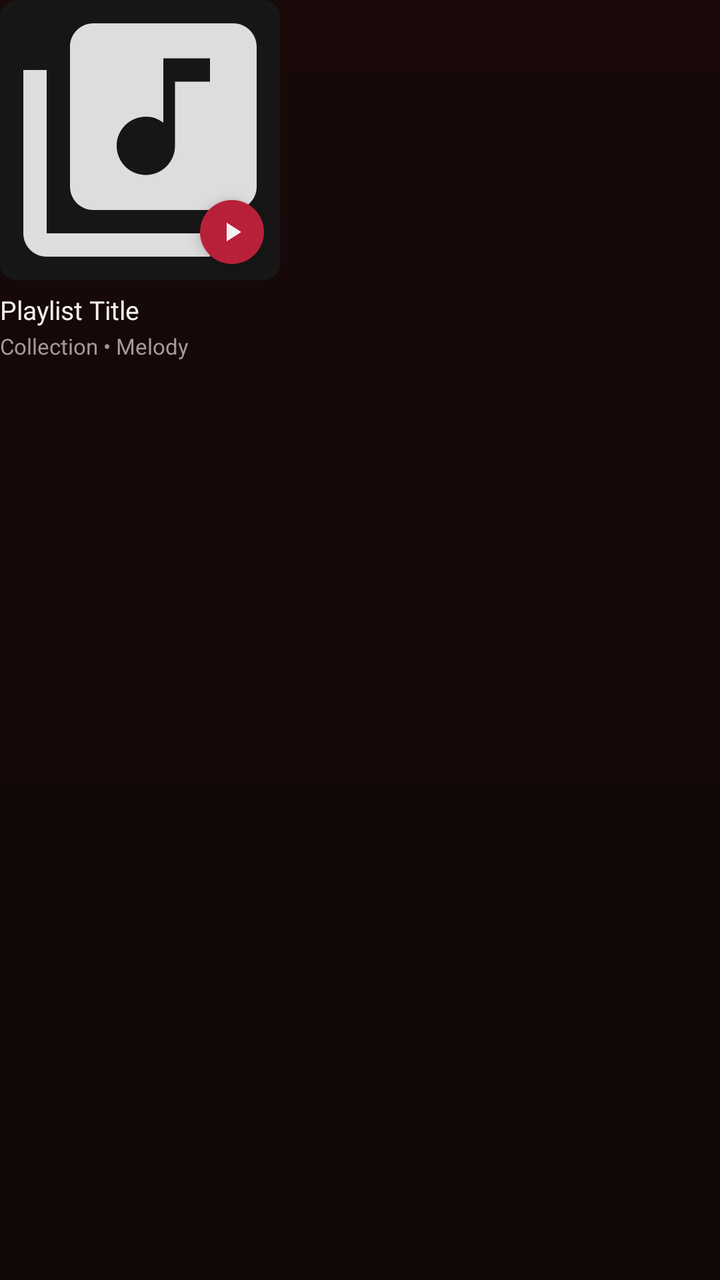
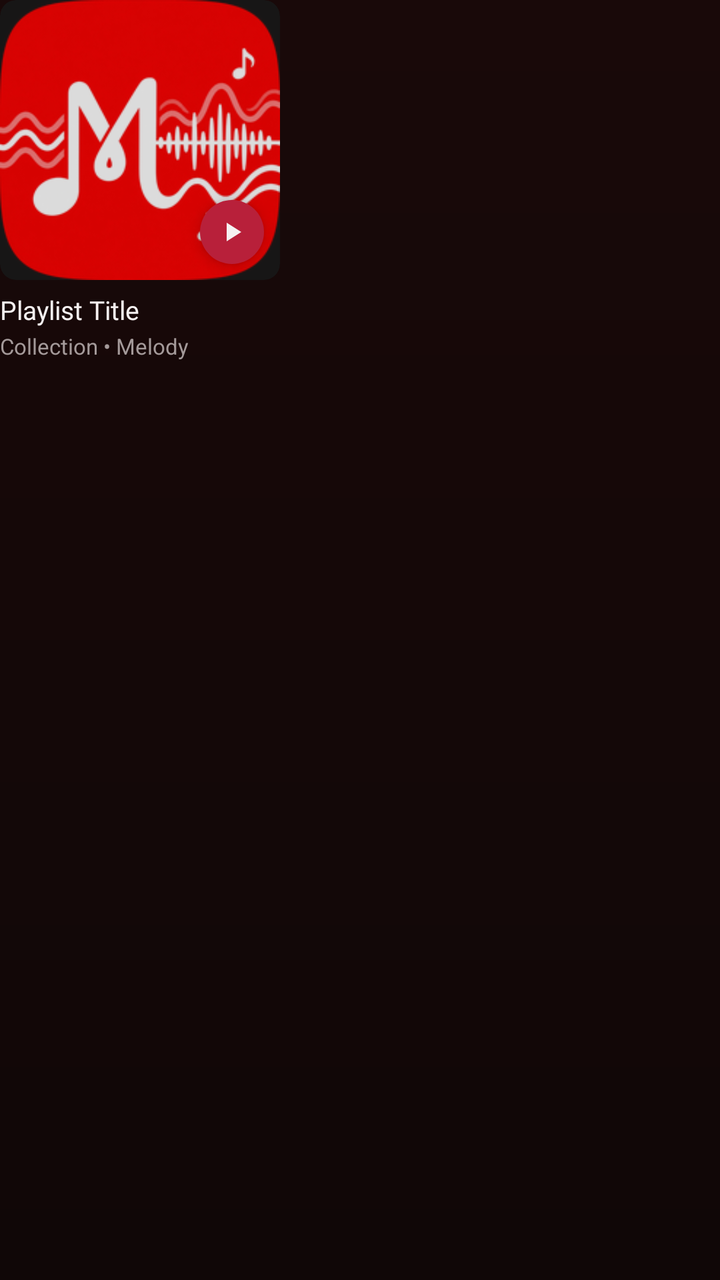

Compare the two renders of this Android layout. The source of the first and the diff that turns it into the second are given below.
<!-- AndroidManifest.xml: application theme Theme.BraveMusicPlayer -->
<!-- res/layout/item_playlist_card_compact.xml -->
<?xml version="1.0" encoding="utf-8"?>
<LinearLayout xmlns:android="http://schemas.android.com/apk/res/android"
    xmlns:app="http://schemas.android.com/apk/res-auto"
    android:layout_width="140dp"
    android:layout_height="wrap_content"
    android:layout_marginEnd="12dp"
    android:clickable="true"
    android:focusable="true"
    android:orientation="vertical">

    <androidx.cardview.widget.CardView
        android:layout_width="140dp"
        android:layout_height="140dp"
        app:cardBackgroundColor="@color/surfaceCard"
        app:cardCornerRadius="8dp"
        app:cardElevation="0dp">

        <RelativeLayout
            android:layout_width="match_parent"
            android:layout_height="match_parent">

            <ImageView
                android:id="@+id/ivPlaylistCover"
                android:layout_width="match_parent"
                android:layout_height="match_parent"
                android:contentDescription="Playlist Artwork"
                android:scaleType="centerCrop"
                android:src="@drawable/ic_library_music" />

            <View
                android:layout_width="match_parent"
                android:layout_height="match_parent"
                android:background="#22000000" />

            <FrameLayout
                android:id="@+id/btnPlaylistQuickPlay"
                android:layout_width="32dp"
                android:layout_height="32dp"
                android:layout_alignParentEnd="true"
                android:layout_alignParentBottom="true"
                android:layout_margin="8dp"
                android:background="@drawable/bg_play_circle_red"
                android:elevation="4dp">

                <ImageView
                    android:layout_width="16dp"
                    android:layout_height="16dp"
                    android:layout_gravity="center"
                    android:importantForAccessibility="no"
                    android:src="@drawable/ic_play_arrow"
                    app:tint="@color/textPrimary" />
            </FrameLayout>
        </RelativeLayout>
    </androidx.cardview.widget.CardView>

    <TextView
        android:id="@+id/tvPlaylistTitle"
        android:layout_width="match_parent"
        android:layout_height="wrap_content"
        android:layout_marginTop="6dp"
        android:ellipsize="end"
        android:fontFamily="@font/youtube_sans_bold_font"
        android:maxLines="1"
        android:text="Playlist Title"
        android:textColor="@color/textPrimary"
        android:textSize="13sp" />

    <TextView
        android:id="@+id/tvPlaylistSubtitle"
        android:layout_width="match_parent"
        android:layout_height="wrap_content"
        android:layout_marginTop="2dp"
        android:ellipsize="end"
        android:fontFamily="sans-serif"
        android:maxLines="1"
        android:text="Collection • Melody"
        android:textColor="@color/textSecondary"
        android:textSize="11sp" />

</LinearLayout>
<!-- resources referenced by this layout -->
<resources>
  <color name="surfaceCard">#1B1919</color>
  <color name="textPrimary">#F5F1F1</color>
  <color name="textSecondary">#A49A9A</color>
  <!-- drawable bg_play_circle_red (drawable) -->
  <?xml version="1.0" encoding="utf-8"?>
  <shape xmlns:android="http://schemas.android.com/apk/res/android"
      android:shape="oval">
      <solid android:color="@color/accentPrimary" />
  </shape>
  <!-- drawable ic_library_music (drawable) -->
  <vector xmlns:android="http://schemas.android.com/apk/res/android"
      android:width="24dp"
      android:height="24dp"
      android:viewportWidth="24"
      android:viewportHeight="24">
      <path
          android:fillColor="#FFFFFFFF"
          android:pathData="M20,2H8c-1.1,0 -2,0.9 -2,2v12c0,1.1 0.9,2 2,2h12c1.1,0 2,-0.9 2,-2V4c0,-1.1 -0.9,-2 -2,-2zm-2,5h-3v5.5c0,1.38 -1.12,2.5 -2.5,2.5S10,13.88 10,12.5s1.12,-2.5 2.5,-2.5c0.57,0 1.08,0.19 1.5,0.51V5h4v2zM4,6H2v14c0,1.1 0.9,2 2,2h14v-2H4V6z"/>
  </vector>
  <!-- drawable ic_play_arrow (drawable) -->
  <vector xmlns:android="http://schemas.android.com/apk/res/android"
      android:width="24dp"
      android:height="24dp"
      android:viewportWidth="24"
      android:viewportHeight="24">
      <path
          android:fillColor="#FFFFFFFF"
          android:pathData="M8,5v14l11,-7z"/>
  </vector>
  <style name="Theme.BraveMusicPlayer" parent="Theme.MaterialComponents.DayNight.NoActionBar">
          <item name="colorPrimary">@color/accentPrimary</item>
          <item name="colorPrimaryVariant">@color/surfaceCard</item>
          <item name="colorOnPrimary">@color/textPrimary</item>
          <item name="colorSecondary">@color/accentPrimary</item>
          <item name="colorSecondaryVariant">@color/accentPressed</item>
          <item name="colorOnSecondary">@color/textPrimary</item>
          <item name="android:colorBackground">@color/background</item>
          <item name="android:statusBarColor">@color/background</item>
          <item name="android:navigationBarColor">@color/backgroundSecondary</item>
          <item name="android:windowLightStatusBar">false</item>
          <item name="android:windowLightNavigationBar" tools:targetApi="27">false</item>
          <item name="android:windowBackground">@drawable/bg_ytm_gradient</item>
          <item name="bottomSheetDialogTheme">@style/MelodyBottomSheetDialogTheme</item>
      </style>
  <color name="accentPrimary">#B8203A</color>
  <color name="accentPressed">#8F1830</color>
  <color name="background">#100707</color>
  <color name="backgroundSecondary">#190909</color>
  <!-- drawable bg_ytm_gradient (drawable) -->
  <?xml version="1.0" encoding="utf-8"?>
  <shape xmlns:android="http://schemas.android.com/apk/res/android"
      android:shape="rectangle">
      <gradient
          android:angle="270"
          android:startColor="@color/backgroundSecondary"
          android:endColor="@color/background"
          android:type="linear" />
  </shape>
  <style name="MelodyBottomSheetDialogTheme" parent="Theme.Design.Light.BottomSheetDialog">
          <item name="bottomSheetStyle">@style/MelodyBottomSheetStyle</item>
          <item name="android:windowIsFloating">false</item>
          <item name="android:navigationBarColor">@color/backgroundSecondary</item>
          <item name="android:windowLightNavigationBar" tools:targetApi="27">false</item>
      </style>
  <style name="MelodyBottomSheetStyle" parent="Widget.Design.BottomSheet.Modal">
          <item name="android:background">@android:color/transparent</item>
      </style>
</resources>

<!-- the commit's change to res/layout/item_playlist_card_compact.xml (unified diff, before → after) -->
@@ -25,7 +25,7 @@
                 android:layout_height="match_parent"
                 android:contentDescription="Playlist Artwork"
                 android:scaleType="centerCrop"
-                android:src="@drawable/ic_library_music" />
+                android:src="@drawable/ic_melody_logo" />
 
             <View
                 android:layout_width="match_parent"
<!-- resource entries referenced after the edit -->
@@ -9,16 +9,7 @@
       android:shape="oval">
       <solid android:color="@color/accentPrimary" />
   </shape>
-  <!-- drawable ic_library_music (drawable) -->
-  <vector xmlns:android="http://schemas.android.com/apk/res/android"
-      android:width="24dp"
-      android:height="24dp"
-      android:viewportWidth="24"
-      android:viewportHeight="24">
-      <path
-          android:fillColor="#FFFFFFFF"
-          android:pathData="M20,2H8c-1.1,0 -2,0.9 -2,2v12c0,1.1 0.9,2 2,2h12c1.1,0 2,-0.9 2,-2V4c0,-1.1 -0.9,-2 -2,-2zm-2,5h-3v5.5c0,1.38 -1.12,2.5 -2.5,2.5S10,13.88 10,12.5s1.12,-2.5 2.5,-2.5c0.57,0 1.08,0.19 1.5,0.51V5h4v2zM4,6H2v14c0,1.1 0.9,2 2,2h14v-2H4V6z"/>
-  </vector>
+  <!-- drawable ic_melody_logo: png bitmap (drawable, 46801 bytes) -->
   <!-- drawable ic_play_arrow (drawable) -->
   <vector xmlns:android="http://schemas.android.com/apk/res/android"
       android:width="24dp"
